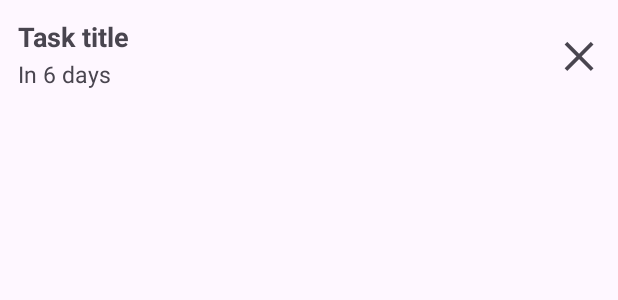
After one commit to chemcouver/DayPlan, an Android app: the layout task_row.xml on its own in the app's theme, with its tools: preview values and no code run, on a phone screen of 412 x 824 dp. The commit adds this screen. Shown: the top 300 px of the screen. Run offline under Robolectric (Android 15) with nearby library versions, the phone set to English and light mode, and no system bars.

Commit message:
- Colored symbols for complete or incomplete tasks - Locked all activities to portrait - If a task is complete, then it will say that instead of the due date

```diff
--- /dev/null
+++ b/app/src/main/res/layout/task_row.xml
@@ -0,0 +1,48 @@
+<?xml version="1.0" encoding="utf-8"?>
+<androidx.constraintlayout.widget.ConstraintLayout xmlns:android="http://schemas.android.com/apk/res/android"
+    android:layout_width="match_parent"
+    android:layout_height="match_parent">
+
+    <LinearLayout
+        android:layout_width="match_parent"
+        android:layout_height="wrap_content"
+        android:gravity="center_vertical"
+        android:orientation="horizontal"
+        android:padding="12dp">
+
+        <LinearLayout
+            android:layout_width="0dp"
+            android:layout_height="wrap_content"
+            android:layout_weight="1"
+            android:orientation="vertical">
+
+            <TextView
+                android:id="@+id/taskTitleTextView"
+                android:layout_width="match_parent"
+                android:layout_height="wrap_content"
+                android:text="Task title"
+                android:textSize="18sp"
+                android:textStyle="bold" />
+
+            <TextView
+                android:id="@+id/taskDueDateTextView"
+                android:layout_width="match_parent"
+                android:layout_height="wrap_content"
+                android:layout_marginTop="2dp"
+                android:text="In 6 days"
+                android:textSize="15sp" />
+
+        </LinearLayout>
+
+        <TextView
+            android:id="@+id/taskStatusSymbolTextView"
+            android:layout_width="wrap_content"
+            android:layout_height="wrap_content"
+            android:paddingStart="12dp"
+            android:paddingEnd="4dp"
+            android:text="✕"
+            android:textSize="24sp"
+            android:textStyle="bold" />
+
+    </LinearLayout>
+</androidx.constraintlayout.widget.ConstraintLayout>
```
Also changed, not shown: app/src/main/AndroidManifest.xml (+14 -5 lines), app/src/main/java/com/gamecodeschool/dayplan/DashboardActivity.java (+34 -1 lines), app/src/main/java/com/gamecodeschool/dayplan/TaskActivity.java (+41 -1 lines).
